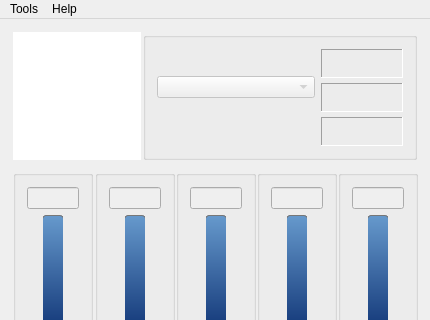
The window that gui_mainwindow.ui (Shub77/phoebetria-code) describes before a commit, drawn with Qt 5; both pictures show x 0 to 430 and y 0 to 320 of the 430 by 510 pixel window.
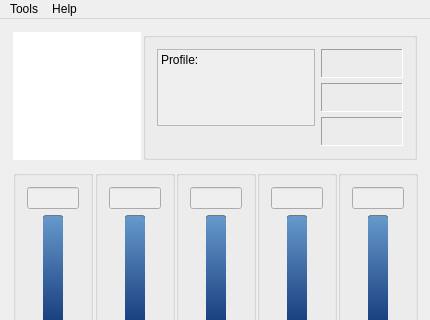
The same window after the commit. Icons and pictures are not drawn.

Commit message: Change profile combo box to generic label and cleaned up code.

```diff
--- a/gui_mainwindow.ui
+++ b/gui_mainwindow.ui
@@ -96,21 +96,33 @@
            <item>
             <layout class="QVBoxLayout" name="verticalLayout_11">
              <property name="spacing">
-              <number>5</number>
+              <number>0</number>
              </property>
              <item>
-              <widget class="QComboBox" name="ctrl_PresetName">
-               <property name="enabled">
-                <bool>false</bool>
+              <widget class="QLabel" name="lbl_activeProfile">
+               <property name="sizePolicy">
+                <sizepolicy hsizetype="Preferred" vsizetype="Preferred">
+                 <horstretch>0</horstretch>
+                 <verstretch>0</verstretch>
+                </sizepolicy>
                </property>
-               <property name="minimumSize">
-                <size>
-                 <width>155</width>
-                 <height>0</height>
-                </size>
+               <property name="autoFillBackground">
+                <bool>true</bool>
                </property>
-               <property name="editable">
-                <bool>false</bool>
+               <property name="frameShape">
+                <enum>QFrame::StyledPanel</enum>
+               </property>
+               <property name="frameShadow">
+                <enum>QFrame::Raised</enum>
+               </property>
+               <property name="text">
+                <string>Profile: </string>
+               </property>
+               <property name="alignment">
+                <set>Qt::AlignLeading|Qt::AlignLeft|Qt::AlignTop</set>
+               </property>
+               <property name="wordWrap">
+                <bool>true</bool>
                </property>
               </widget>
              </item>
```
Left out of the diff: 18 changed lines with no effect on the pictures. The commit also changes 2 other files.
